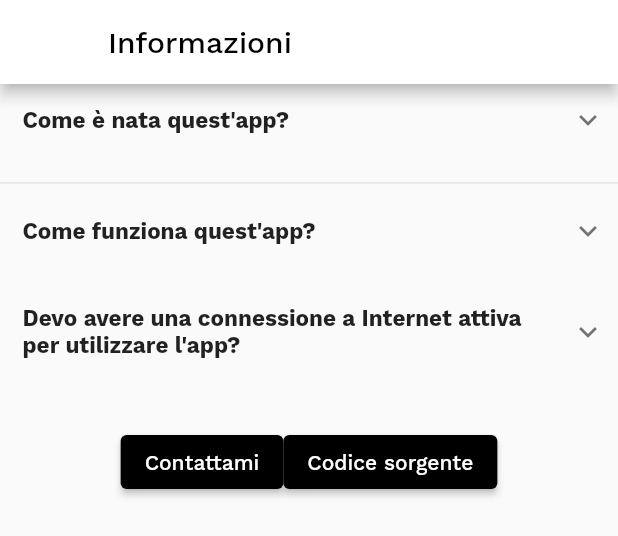
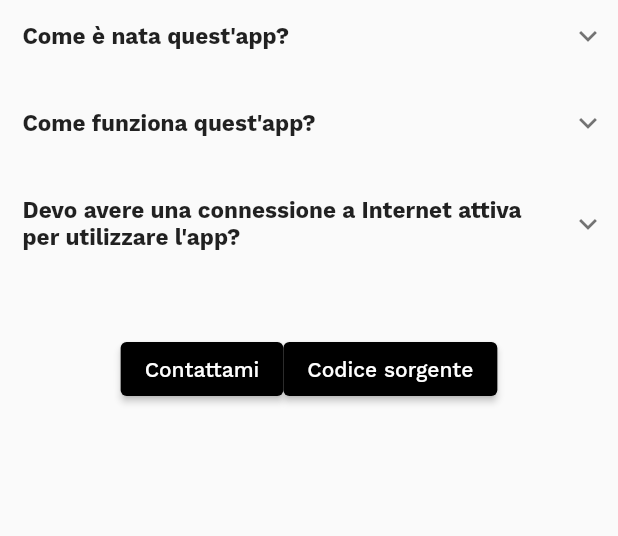
Before and after one commit to lorenzodbr/cosa-abbiamo-dopo, a Flutter app: the InfoPage widget shown alone on an empty page, opened directly, on a phone screen of 412 x 824 dp. Shown: the top 536 px of the screen. Run offline on Flutter 3.47's test engine with Material 2 defaults, Android fonts, the phone set to English and light mode, and no system bars; drawn by our look-alikes of expandable; our stand-ins replace carousel_slider, google_fonts, package_info_plus, shared_preferences, smooth_page_indicator; missing offline and left inert: clean_settings, flutter_displaymode; accounts and stored records are empty; network calls fail.

Commit message:
Various fixes

```diff
--- a/lib/globals/utils.dart
+++ b/lib/globals/utils.dart
@@ -332,8 +332,10 @@ class Utils {
     if (lessons[0].day != 5) {
       if (lessons[0].hourIndex == 1) {
         hours = hoursListMonThuFirstGroup;
+        setGroup(1);
       } else {
         hours = hoursListMonThuSecondGroup;
+        setGroup(2);
       }
     } else {
       hours = hoursListFri;
--- a/lib/pages/details_page.dart
+++ b/lib/pages/details_page.dart
@@ -24,7 +24,7 @@ class DetailsPage extends StatelessWidget {
   Widget build(BuildContext context) {
     return GestureDetector(
         onPanUpdate: (details) {
-          if (details.delta.dy > 15 && details.delta.dx.abs() < 0.75) {
+          if (details.delta.dy > 15 && details.delta.dx.abs() < 1) {
             Navigator.of(context).pop();
           }
         },
--- a/lib/pages/info_page.dart
+++ b/lib/pages/info_page.dart
@@ -12,15 +12,8 @@ class InfoPage extends StatefulWidget {
 class _InfoPageState extends State<InfoPage> {
   @override
   Widget build(BuildContext context) {
-    return Scaffold(
-      appBar: AppBar(
-        title: const Text(
-          "Informazioni",
-          style: TextStyle(color: CustomColors.black),
-        ),
-        backgroundColor: CustomColors.white,
-      ),
-      body: Column(
+    return SafeArea(
+      child: Column(
         children: [
           ExpandablePanel(
             theme: const ExpandableThemeData(
@@ -45,7 +38,7 @@ class _InfoPageState extends State<InfoPage> {
             ),
             builder: (_, collapsed, expanded) {
               return Padding(
-                padding: const EdgeInsets.only(left: 20, right: 20, top: 10),
+                padding: const EdgeInsets.only(left: 20, right: 20, bottom: 10),
                 child: Expandable(
                   collapsed: collapsed,
                   expanded: expanded,
@@ -54,7 +47,6 @@ class _InfoPageState extends State<InfoPage> {
               );
             },
           ),
-          Divider(),
           ExpandablePanel(
             theme: const ExpandableThemeData(
               headerAlignment: ExpandablePanelHeaderAlignment.center,
@@ -78,7 +70,7 @@ class _InfoPageState extends State<InfoPage> {
             ),
             builder: (_, collapsed, expanded) {
               return Padding(
-                padding: const EdgeInsets.only(left: 20, right: 20, top: 10),
+                padding: const EdgeInsets.only(left: 20, right: 20, bottom: 10),
                 child: Expandable(
                   collapsed: collapsed,
                   expanded: expanded,
@@ -110,7 +102,8 @@ class _InfoPageState extends State<InfoPage> {
             ),
             builder: (_, collapsed, expanded) {
               return Padding(
-                padding: const EdgeInsets.only(left: 20, right: 20, top: 10),
+                padding:
+                    const EdgeInsets.symmetric(horizontal: 20, vertical: 10),
                 child: Expandable(
                   collapsed: collapsed,
                   expanded: expanded,
```
Also changed, not shown: lib/pages/homepage.dart (+6 -6 lines), lib/pages/settings_page.dart (+3 -10 lines).
